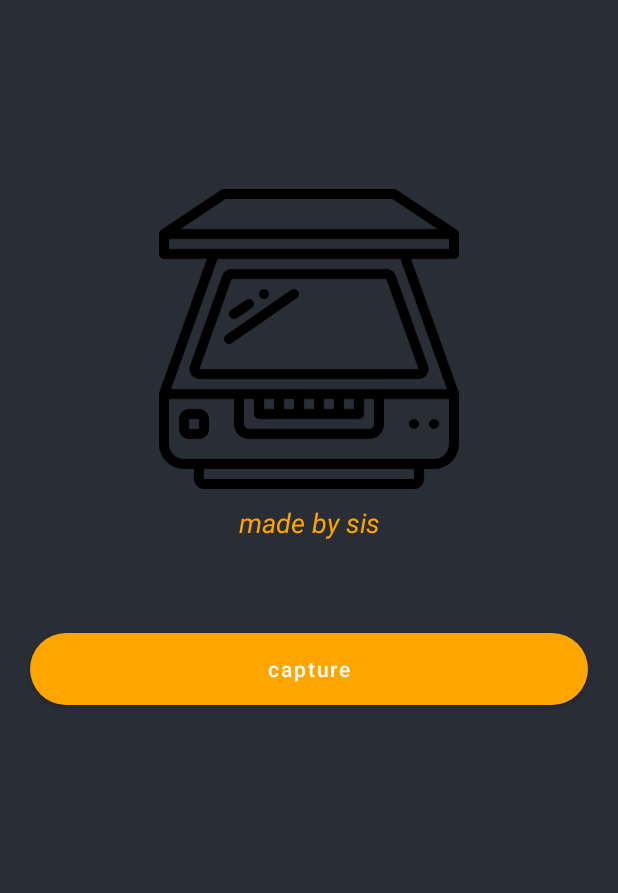
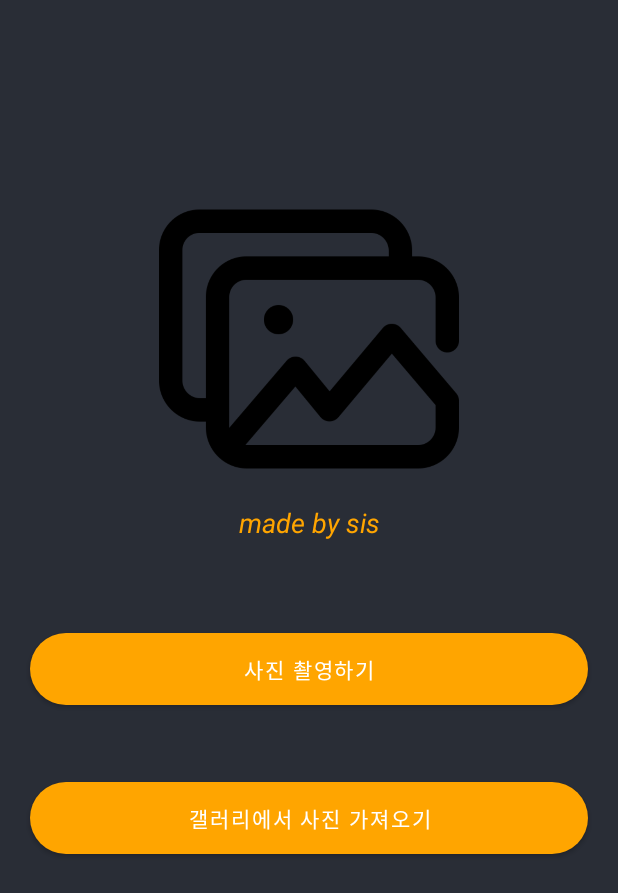
Before and after one commit to rlagusdn04/My_Application2, an Android app: the layout activity_main.xml on its own in the app's theme, with its tools: preview values and no code run, on a phone screen of 412 x 824 dp. Shown: the top 893 px of the screen. Run offline under Robolectric (Android 15) with nearby library versions, the phone set to English and light mode, and no system bars.

```diff
--- a/app/build.gradle
+++ b/app/build.gradle
@@ -49,4 +49,9 @@ dependencies {
     testImplementation 'junit:junit:4.+'
     androidTestImplementation 'androidx.test.ext:junit:1.1.3'
     androidTestImplementation 'androidx.test.espresso:espresso-core:3.4.0'
+    implementation 'com.github.bumptech.glide:glide:4.11.0'
+    annotationProcessor 'com.github.bumptech.glide:compiler:4.11.0'
+
+
+
 }
--- a/app/src/main/AndroidManifest.xml
+++ b/app/src/main/AndroidManifest.xml
@@ -4,6 +4,9 @@
 
     <uses-permission android:name="android.permission.CAMERA" />
     <uses-permission android:name="android.permission.INTERNET" />
+    <uses-permission android:name="android.permission.READ_EXTERNAL_STORAGE"/>
+    <uses-permission android:name="android.permission.WRITE_EXTERNAL_STORAGE"/>
+
     <uses-feature
         android:name="android.hardware.camera"
         android:required="true" />
--- /dev/null
+++ b/app/src/main/java/com/example/myapplication2/gallery.java
@@ -0,0 +1,5 @@
+package com.example.myapplication2;
+
+public class gallery {
+
+}
--- a/app/src/main/res/layout/activity_main.xml
+++ b/app/src/main/res/layout/activity_main.xml
@@ -10,12 +10,21 @@
     tools:context=".MainActivity">
 
     <ImageView
+        android:id="@+id/gif_img"
+        android:layout_width="match_parent"
+        android:layout_height="match_parent"/>
+
+
+
+    <ImageView
         android:id="@+id/IdIVLogo"
         android:layout_width="200dp"
         android:layout_height="200dp"
         android:layout_centerHorizontal="true"
         android:layout_marginTop="70dp"
-        android:src="@drawable/scanner"></ImageView>
+        android:src="@drawable/scanner"/>
+
+
 
     <TextView
         android:id="@+id/IdIVHead"
@@ -43,10 +52,22 @@
         android:layout_marginTop="51dp"
         android:layout_marginEnd="20dp"
         android:background="@drawable/button_back"
-        android:text="capture"
+        android:text="사진 촬영하기"
         android:textAllCaps="false"
 
         app:backgroundTint="@color/yellow_h" />
 
+    <Button
+        android:id="@+id/idBtnIMAGE"
+        android:layout_width="match_parent"
+        android:layout_height="wrap_content"
+        android:layout_below="@id/idBtnCapture"
+        android:layout_marginStart="20dp"
+        android:layout_marginTop="51dp"
+        android:layout_marginEnd="20dp"
+        android:background="@drawable/button_back"
+        android:text="갤러리에서 사진 가져오기"
+        android:textAllCaps="false"
 
+        app:backgroundTint="@color/yellow_h" />
 </RelativeLayout>
```
Also changed, not shown: app/src/main/java/com/example/myapplication2/MainActivity.java (+20 -7 lines), app/src/main/res/layout/activity_scanner_actvity.xml (+5 -7 lines), app/src/main/res/drawable-v24/scanner.png (added), app/src/main/res/drawable/scanner.png (deleted), 3 other files.
